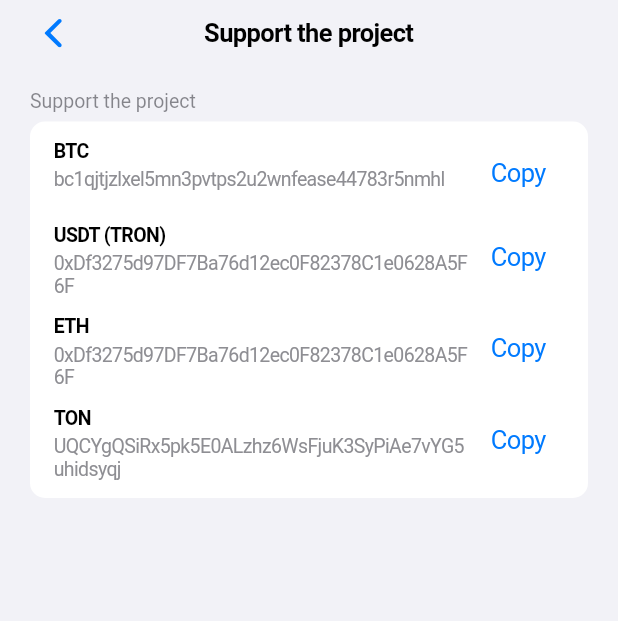
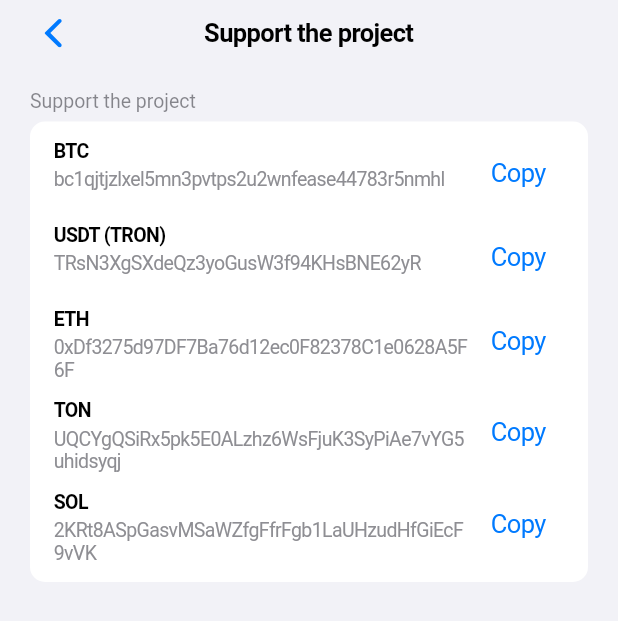
Before and after one commit to gonfff/subctrl, a Flutter app: the SupportScreen screen opened directly with empty values, on a phone screen of 412 x 824 dp. Shown: the top 621 px of the screen. Run offline on Flutter 3.47's test engine with Material 3 defaults, Android fonts, the phone set to English and light mode, and no system bars; our stand-ins replace drift, flutter_local_notifications, flutter_timezone, package_info_plus, timezone; accounts and stored records are empty; generated files the repository leaves out were written again.

Commit message:
Added README.md; Bump version; Fix wallets (#6)

```diff
--- a/lib/presentation/screens/support_screen.dart
+++ b/lib/presentation/screens/support_screen.dart
@@ -1,6 +1,5 @@
 import 'package:flutter/cupertino.dart';
 import 'package:flutter/services.dart';
-
 import 'package:subctrl/presentation/l10n/app_localizations.dart';
 import 'package:subctrl/presentation/theme/app_theme.dart';
 
@@ -21,7 +20,7 @@ class _SupportScreenState extends State<SupportScreen> {
     ),
     _DonationEntry(
       label: 'USDT (TRON)',
-      value: '0xDf3275d97DF7Ba76d12ec0F82378C1e0628A5F6F',
+      value: 'TRsN3XgSXdeQz3yoGusW3f94KHsBNE62yR',
     ),
     _DonationEntry(
       label: 'ETH',
@@ -30,6 +29,10 @@ class _SupportScreenState extends State<SupportScreen> {
     _DonationEntry(
       label: 'TON',
       value: 'UQCYgQSiRx5pk5E0ALzhz6WsFjuK3SyPiAe7vYG5uhidsyqj',
+    ),
+    _DonationEntry(
+      label: 'SOL',
+      value: '2KRt8ASpGasvMSaWZfgFfrFgb1LaUHzudHfGiEcF9vVK',
     ),
   ];
 
--- a/pubspec.yaml
+++ b/pubspec.yaml
@@ -23,7 +23,7 @@ publish_to: "none" # Remove this line if you wish to publish to pub.dev
 # https://developer.apple.com/library/archive/documentation/General/Reference/InfoPlistKeyReference/Articles/CoreFoundationKeys.html
 # In Windows, build-name is used as the major, minor, and patch parts
 # of the product and file versions while build-number is used as the build suffix.
-version: 0.3.0+4
+version: 1.0.0+5
 
 environment:
   sdk: ^3.10.3
```
Also changed, not shown: assets/analytics-month.png (added), assets/analytics-overall.png (added), assets/subscriptions.png (added), 1 other file.
